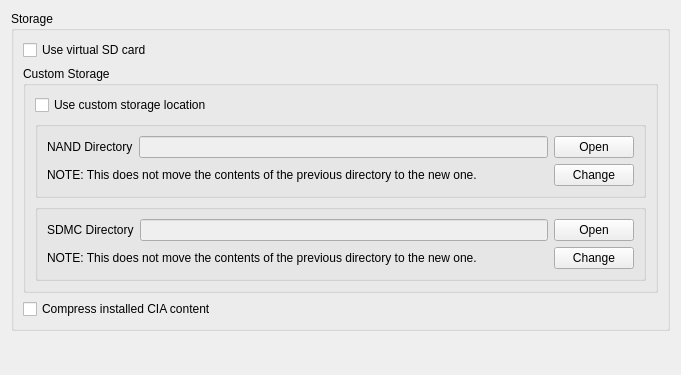
First picture: the form in src/citra_qt/configuration/configure_storage.ui, repository amwatson/CitraVR, before the edit.
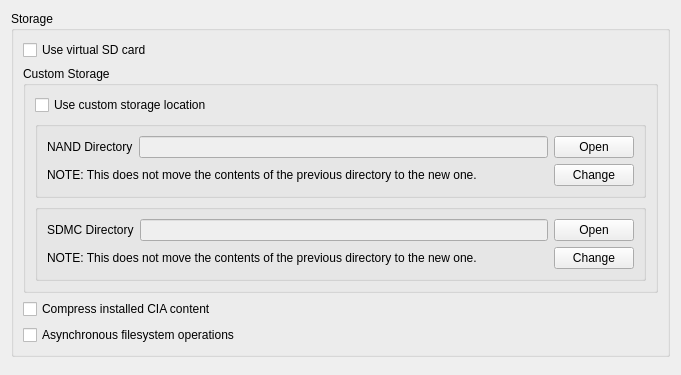
Second picture: the form after the edit.

Commit message: core: Add async filesystem operations (#2098)

Diff of the .ui file:
```diff
--- a/src/citra_qt/configuration/configure_storage.ui
+++ b/src/citra_qt/configuration/configure_storage.ui
@@ -180,7 +180,7 @@
          </widget>
         </item>
         <item>
-         <layout class="QHBoxLayout" name="horizontalLayout_5">
+         <layout class="QVBoxLayout" name="horizontalLayout_5">
           <item>
            <widget class="QCheckBox" name="toggle_compress_cia">
             <property name="text">
@@ -191,6 +191,16 @@
             </property>
            </widget>
           </item>
+           <item>
+           <widget class="QCheckBox" name="async_fs_operations">
+            <property name="text">
+             <string>Asynchronous filesystem operations</string>
+            </property>
+            <property name="toolTip">
+              <string>&lt;html&gt;&lt;head/&gt;&lt;body&gt;&lt;p&gt;Makes emulated filesystem accesses asynchronous. Greatly reduces filesystem related stutter, but may slightly increase load times.&lt;/p&gt;&lt;/body&gt;&lt;/html&gt;</string>
+            </property>
+           </widget>
+          </item>
          </layout>
         </item>
        </layout>
```
The commit also changes 15 other files.
